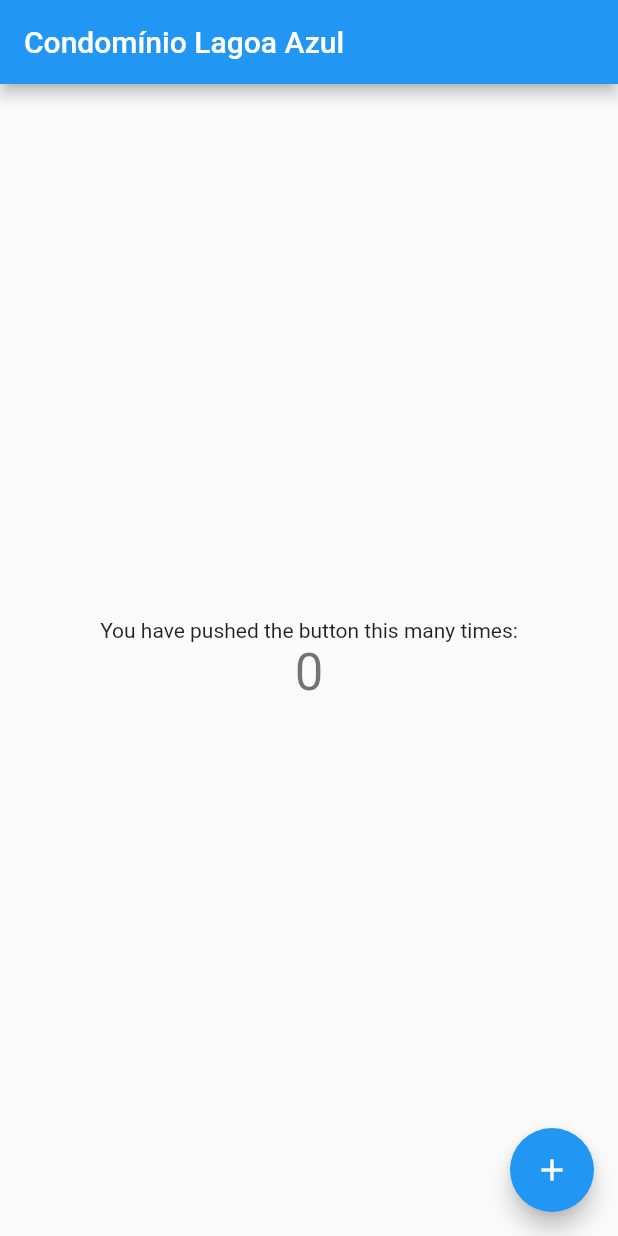
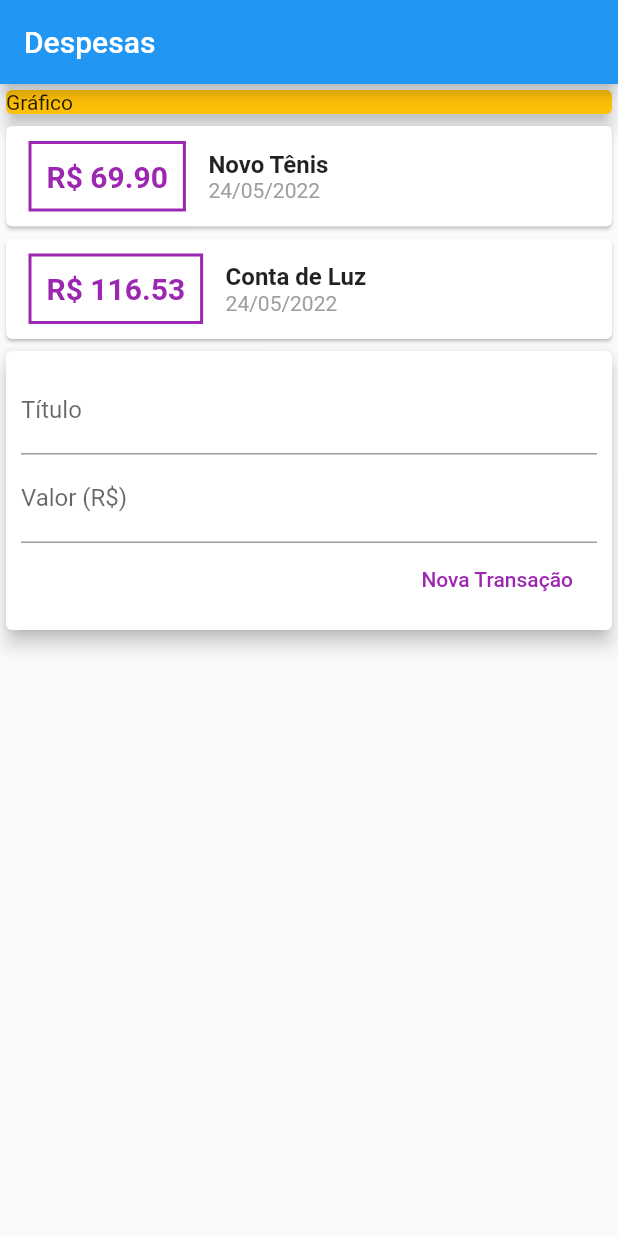
Before and after one commit to timedev-net/condominio, a Flutter app: the screen it shows after launch, on a phone screen of 412 x 824 dp. Run offline on Flutter 3.47's test engine with Material 2 defaults, Android fonts, the phone set to English and light mode, and no system bars.

Commit message:
continuar na aula 106 lista com rolagem (scroll)

```diff
--- /dev/null
+++ b/lib/components/transaction_form.dart
@@ -0,0 +1,62 @@
+import 'package:flutter/material.dart';
+
+class TransactionForm extends StatelessWidget {
+  final TextEditingController _titleController = TextEditingController();
+  final TextEditingController _valueController = TextEditingController();
+
+  final void Function(String, double) onSubmit;
+
+  TransactionForm(this.onSubmit);
+
+  @override
+  Widget build(BuildContext context) {
+    return Card(
+        elevation: 5,
+        child: Padding(
+          padding: const EdgeInsets.all(10),
+          child: Column(
+            children: [
+              TextField(
+                // onChanged: (v) {
+                //   title = v;
+                // },
+                controller: _titleController,
+                decoration: InputDecoration(
+                  labelText: 'Título',
+                  labelStyle: TextStyle(
+                      // color: Colors.purple,
+                      ),
+                ),
+              ),
+              TextField(
+                // onChanged: (v) => value = v,
+                controller: _valueController,
+                decoration: InputDecoration(
+                  labelText: 'Valor (R\$)',
+                  labelStyle: TextStyle(
+                      // color: Colors.purple,
+                      ),
+                ),
+              ),
+              Row(
+                mainAxisAlignment: MainAxisAlignment.end,
+                children: [
+                  FlatButton(
+                    textColor: Colors.purple,
+                    child: Text('Nova Transação'),
+                    onPressed: () {
+                      // print(_titleController.text);
+                      // print(_valueController.text);
+                      final title = _titleController.text;
+                      final value =
+                          double.tryParse(_valueController.text) ?? 0.0;
+                      onSubmit(title, value);
+                    },
+                  ),
+                ],
+              )
+            ],
+          ),
+        ));
+  }
+}
--- /dev/null
+++ b/lib/components/transaction_list.dart
@@ -0,0 +1,53 @@
+import 'package:flutter/material.dart';
+import '../models/transaction.dart';
+import 'package:intl/intl.dart';
+
+class TransactionList extends StatelessWidget {
+  final List<Transaction> transactions;
+  const TransactionList(this.transactions);
+
+  @override
+  Widget build(BuildContext context) {
+    return Column(
+      children: transactions.map((tr) {
+        return Card(
+          child: Row(
+            children: [
+              Container(
+                margin: EdgeInsets.symmetric(
+                  horizontal: 15,
+                  vertical: 10,
+                ),
+                decoration: BoxDecoration(
+                  border: Border.all(
+                    color: Colors.purple,
+                    width: 2,
+                  ),
+                ),
+                padding: EdgeInsets.all(10),
+                child: Text(
+                  'R\$ ${tr.value.toStringAsFixed(2)}',
+                  style: TextStyle(
+                    fontWeight: FontWeight.bold,
+                    fontSize: 20,
+                    color: Colors.purple,
+                  ),
+                ),
+              ),
+              Column(
+                children: [
+                  Text(tr.title,
+                      style:
+                          TextStyle(fontSize: 16, fontWeight: FontWeight.bold)),
+                  Text(DateFormat('dd/MM/yyyy').format(tr.date),
+                      style: TextStyle(color: Colors.grey)),
+                ],
+                crossAxisAlignment: CrossAxisAlignment.start,
+              )
+            ],
+          ),
+        );
+      }).toList(),
+    );
+  }
+}
--- /dev/null
+++ b/lib/components/transaction_user.dart
@@ -0,0 +1,51 @@
+import 'package:flutter/material.dart';
+import 'package:condominio/components/transaction_form.dart';
+import 'package:condominio/components/transaction_list.dart';
+import 'package:condominio/models/transaction.dart';
+
+class TransactionUser extends StatefulWidget {
+  TransactionUser({Key? key}) : super(key: key);
+
+  @override
+  State<TransactionUser> createState() => _TransactionUserState();
+}
+
+class _TransactionUserState extends State<TransactionUser> {
+  final _transactions = [
+    Transaction(
+      id: 't1',
+      title: 'Novo Tênis',
+      value: 69.90,
+      date: DateTime.now(),
+    ),
+    Transaction(
+      id: 't2',
+      title: 'Conta de Luz',
+      value: 116.53,
+      date: DateTime.now(),
+    ),
+  ];
+
+  _addTransaction(String title, double value) {
+    final newTransaction = Transaction(
+      id: DateTime.now().toString(),
+      title: title,
+      value: value,
+      date: DateTime.now(),
+    );
+
+    setState(() {
+      _transactions.add(newTransaction);
+    });
+  }
+
+  @override
+  Widget build(BuildContext context) {
+    return Column(
+      children: [
+        TransactionList(_transactions),
+        TransactionForm(_addTransaction),
+      ],
+    );
+  }
+}
--- a/lib/main.dart
+++ b/lib/main.dart
@@ -1,115 +1,36 @@
+import 'package:condominio/components/transaction_user.dart';
 import 'package:flutter/material.dart';
 
-void main() {
-  runApp(const MyApp());
-}
+main() => runApp(ExpensesApp());
 
-class MyApp extends StatelessWidget {
-  const MyApp({Key? key}) : super(key: key);
-
-  // This widget is the root of your application.
+class ExpensesApp extends StatelessWidget {
   @override
   Widget build(BuildContext context) {
     return MaterialApp(
-      title: 'Condomínio',
-      theme: ThemeData(
-        // This is the theme of your application.
-        //
-        // Try running your application with "flutter run". You'll see the
-        // application has a blue toolbar. Then, without quitting the app, try
-        // changing the primarySwatch below to Colors.green and then invoke
-        // "hot reload" (press "r" in the console where you ran "flutter run",
-        // or simply save your changes to "hot reload" in a Flutter IDE).
-        // Notice that the counter didn't reset back to zero; the application
-        // is not restarted.
-        primarySwatch: Colors.blue,
-      ),
-      home: const MyHomePage(title: 'Condomínio Lagoa Azul'),
+      home: MyHomePage(),
     );
   }
 }
 
-class MyHomePage extends StatefulWidget {
-  const MyHomePage({Key? key, required this.title}) : super(key: key);
-
-  // This widget is the home page of your application. It is stateful, meaning
-  // that it has a State object (defined below) that contains fields that affect
-  // how it looks.
-
-  // This class is the configuration for the state. It holds the values (in this
-  // case the title) provided by the parent (in this case the App widget) and
-  // used by the build method of the State. Fields in a Widget subclass are
-  // always marked "final".
-
-  final String title;
-
-  @override
-  State<MyHomePage> createState() => _MyHomePageState();
-}
-
-class _MyHomePageState extends State<MyHomePage> {
-  int _counter = 0;
-
-  void _incrementCounter() {
-    setState(() {
-      // This call to setState tells the Flutter framework that something has
-      // changed in this State, which causes it to rerun the build method below
-      // so that the display can reflect the updated values. If we changed
-      // _counter without calling setState(), then the build method would not be
-      // called again, and so nothing would appear to happen.
-      _counter++;
-    });
-  }
-
+class MyHomePage extends StatelessWidget {
   @override
   Widget build(BuildContext context) {
-    // This method is rerun every time setState is called, for instance as done
-    // by the _incrementCounter method above.
-    //
-    // The Flutter framework has been optimized to make rerunning build methods
-    // fast, so that you can just rebuild anything that needs updating rather
-    // than having to individually change instances of widgets.
     return Scaffold(
-      appBar: AppBar(
-        // Here we take the value from the MyHomePage object that was created by
-        // the App.build method, and use it to set our appbar title.
-        title: Text(widget.title),
-      ),
-      body: Center(
-        // Center is a layout widget. It takes a single child and positions it
-        // in the middle of the parent.
-        child: Column(
-          // Column is also a layout widget. It takes a list of children and
-          // arranges them vertically. By default, it sizes itself to fit its
-          // children horizontally, and tries to be as tall as its parent.
-          //
-          // Invoke "debug painting" (press "p" in the console, choose the
-          // "Toggle Debug Paint" action from the Flutter Inspector in Android
-          // Studio, or the "Toggle Debug Paint" command in Visual Studio Code)
-          // to see the wireframe for each widget.
-          //
-          // Column has various properties to control how it sizes itself and
-          // how it positions its children. Here we use mainAxisAlignment to
-          // center the children vertically; the main axis here is the vertical
-          // axis because Columns are vertical (the cross axis would be
-          // horizontal).
-          mainAxisAlignment: MainAxisAlignment.center,
-          children: <Widget>[
-            const Text(
-              'You have pushed the button this many times:',
-            ),
-            Text(
-              '$_counter',
-              style: Theme.of(context).textTheme.headline4,
-            ),
-          ],
+        appBar: AppBar(
+          title: Text('Despesas'),
         ),
-      ),
-      floatingActionButton: FloatingActionButton(
-        onPressed: _incrementCounter,
-        tooltip: 'Increment',
-        child: const Icon(Icons.add),
-      ), // This trailing comma makes auto-formatting nicer for build methods.
-    );
+        body: Column(
+            crossAxisAlignment: CrossAxisAlignment.stretch,
+            children: <Widget>[
+              Container(
+                // width: double.infinity,
+                child: Card(
+                  color: Colors.amber,
+                  child: Text('Gráfico'),
+                  elevation: 5,
+                ),
+              ),
+              TransactionUser(),
+            ]));
   }
 }
--- /dev/null
+++ b/lib/main_old.dart
@@ -0,0 +1,115 @@
+import 'package:flutter/material.dart';
+
+void main() {
+  runApp(const MyApp());
+}
+
+class MyApp extends StatelessWidget {
+  const MyApp({Key? key}) : super(key: key);
+
+  // This widget is the root of your application.
+  @override
+  Widget build(BuildContext context) {
+    return MaterialApp(
+      title: 'Condomínio',
+      theme: ThemeData(
+        // This is the theme of your application.
+        //
+        // Try running your application with "flutter run". You'll see the
+        // application has a blue toolbar. Then, without quitting the app, try
+        // changing the primarySwatch below to Colors.green and then invoke
+        // "hot reload" (press "r" in the console where you ran "flutter run",
+        // or simply save your changes to "hot reload" in a Flutter IDE).
+        // Notice that the counter didn't reset back to zero; the application
+        // is not restarted.
+        primarySwatch: Colors.blue,
+      ),
+      home: const MyHomePage(title: 'Condomínio Lagoa Azul'),
+    );
+  }
+}
+
+class MyHomePage extends StatefulWidget {
+  const MyHomePage({Key? key, required this.title}) : super(key: key);
+
+  // This widget is the home page of your application. It is stateful, meaning
+  // that it has a State object (defined below) that contains fields that affect
+  // how it looks.
+
+  // This class is the configuration for the state. It holds the values (in this
+  // case the title) provided by the parent (in this case the App widget) and
+  // used by the build method of the State. Fields in a Widget subclass are
+  // always marked "final".
+
+  final String title;
+
+  @override
+  State<MyHomePage> createState() => _MyHomePageState();
+}
+
+class _MyHomePageState extends State<MyHomePage> {
+  int _counter = 0;
+
+  void _incrementCounter() {
+    setState(() {
+      // This call to setState tells the Flutter framework that something has
+      // changed in this State, which causes it to rerun the build method below
+      // so that the display can reflect the updated values. If we changed
+      // _counter without calling setState(), then the build method would not be
+      // called again, and so nothing would appear to happen.
+      _counter++;
+    });
+  }
+
+  @override
+  Widget build(BuildContext context) {
+    // This method is rerun every time setState is called, for instance as done
+    // by the _incrementCounter method above.
+    //
+    // The Flutter framework has been optimized to make rerunning build methods
+    // fast, so that you can just rebuild anything that needs updating rather
+    // than having to individually change instances of widgets.
+    return Scaffold(
+      appBar: AppBar(
+        // Here we take the value from the MyHomePage object that was created by
+        // the App.build method, and use it to set our appbar title.
+        title: Text(widget.title),
+      ),
+      body: Center(
+        // Center is a layout widget. It takes a single child and positions it
+        // in the middle of the parent.
+        child: Column(
+          // Column is also a layout widget. It takes a list of children and
+          // arranges them vertically. By default, it sizes itself to fit its
+          // children horizontally, and tries to be as tall as its parent.
+          //
+          // Invoke "debug painting" (press "p" in the console, choose the
+          // "Toggle Debug Paint" action from the Flutter Inspector in Android
+          // Studio, or the "Toggle Debug Paint" command in Visual Studio Code)
+          // to see the wireframe for each widget.
+          //
+          // Column has various properties to control how it sizes itself and
+          // how it positions its children. Here we use mainAxisAlignment to
+          // center the children vertically; the main axis here is the vertical
+          // axis because Columns are vertical (the cross axis would be
+          // horizontal).
+          mainAxisAlignment: MainAxisAlignment.center,
+          children: <Widget>[
+            const Text(
+              'You have pushed the button this many times:',
+            ),
+            Text(
+              '$_counter',
+              style: Theme.of(context).textTheme.headline4,
+            ),
+          ],
+        ),
+      ),
+      floatingActionButton: FloatingActionButton(
+        onPressed: _incrementCounter,
+        tooltip: 'Increment',
+        child: const Icon(Icons.add),
+      ), // This trailing comma makes auto-formatting nicer for build methods.
+    );
+  }
+}
--- /dev/null
+++ b/lib/models/transaction.dart
@@ -0,0 +1,12 @@
+class Transaction {
+  final String id;
+  final String title;
+  final double value;
+  final DateTime date;
+
+  Transaction(
+      {required this.id,
+      required this.title,
+      required this.value,
+      required this.date});
+}
--- a/pubspec.yaml
+++ b/pubspec.yaml
@@ -34,6 +34,7 @@ dependencies:
   # The following adds the Cupertino Icons font to your application.
   # Use with the CupertinoIcons class for iOS style icons.
   cupertino_icons: ^1.0.2
+  intl: ^0.17.0
 
 dev_dependencies:
   flutter_test:
```
Also changed, not shown: pubspec.lock, 1 other file.
